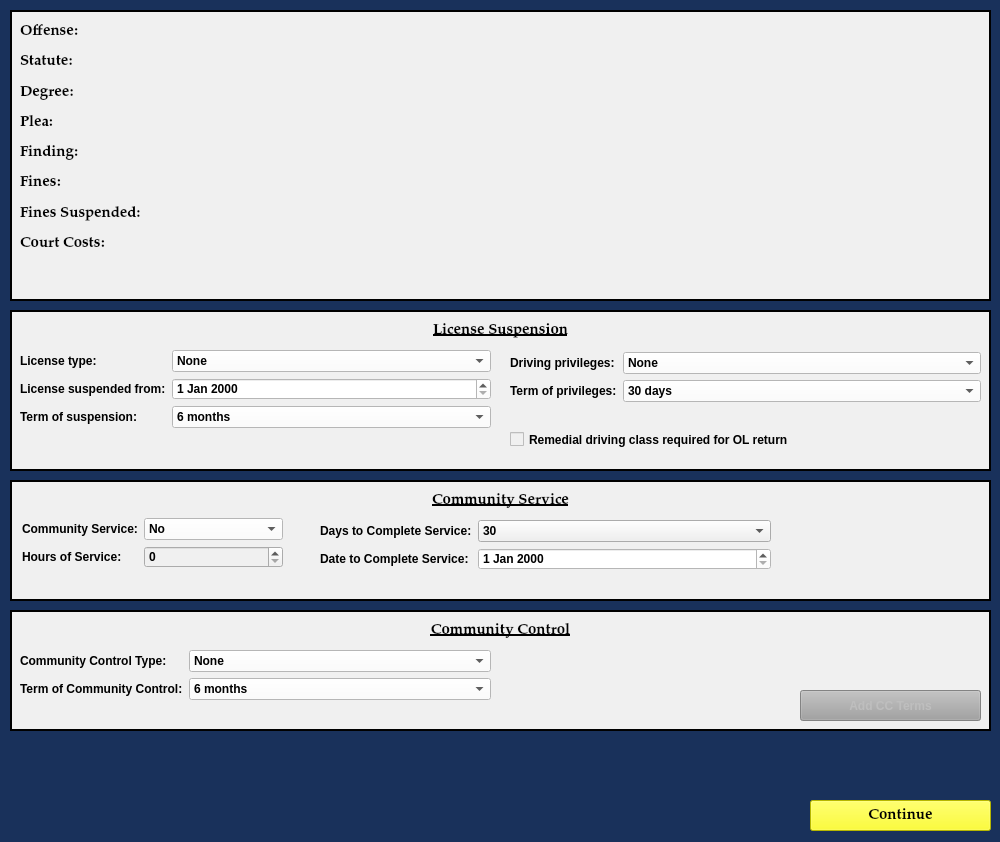
Before: the Qt Designer form resources/ui/AddConditionsDialog.ui in HunterProgram22/MuniEntry, drawn with Qt 5.
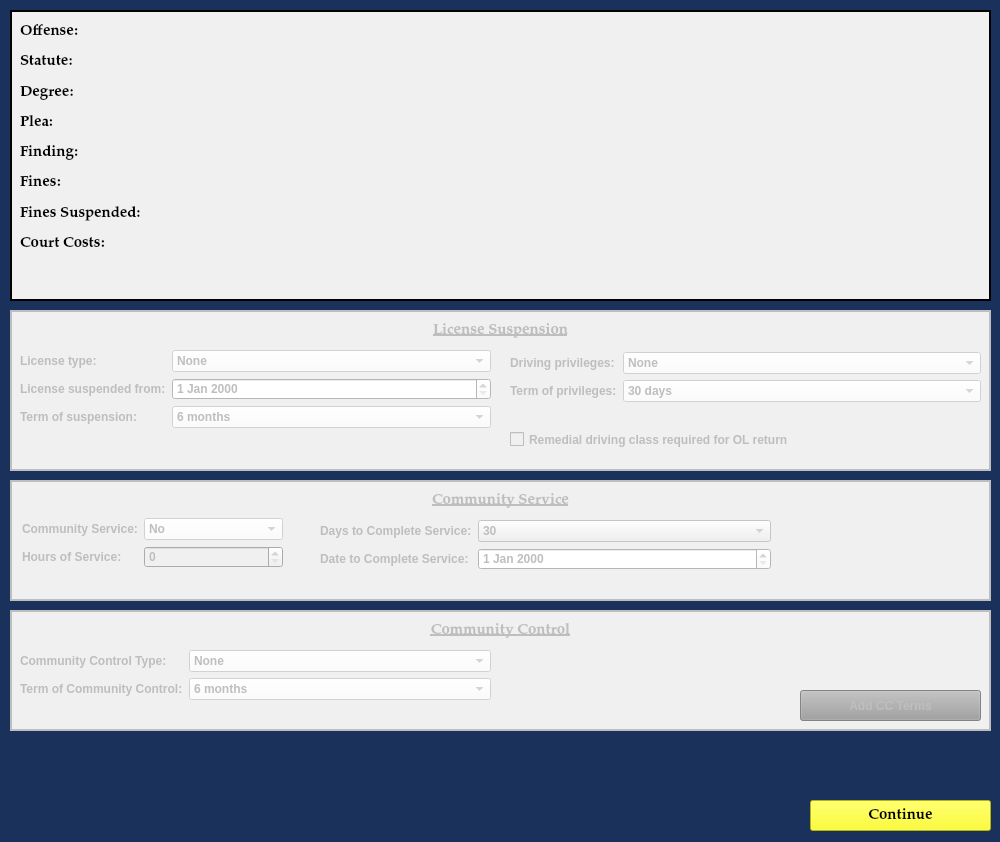
After: the same form once the commit is applied.

Commit message: Enabled checkboxes for add conditions.

```diff
--- a/resources/ui/AddConditionsDialog.ui
+++ b/resources/ui/AddConditionsDialog.ui
@@ -345,7 +345,10 @@
     <bool>false</bool>
    </property>
   </widget>
-  <widget class="QFrame" name="frame_4">
+  <widget class="QFrame" name="license_suspension_frame">
+   <property name="enabled">
+    <bool>false</bool>
+   </property>
    <property name="geometry">
     <rect>
      <x>10</x>
@@ -570,7 +573,10 @@
     </layout>
    </widget>
   </widget>
-  <widget class="QFrame" name="frame_5">
+  <widget class="QFrame" name="community_service_frame">
+   <property name="enabled">
+    <bool>false</bool>
+   </property>
    <property name="geometry">
     <rect>
      <x>10</x>
@@ -731,7 +737,10 @@
     </layout>
    </widget>
   </widget>
-  <widget class="QFrame" name="frame_6">
+  <widget class="QFrame" name="community_control_frame">
+   <property name="enabled">
+    <bool>false</bool>
+   </property>
    <property name="geometry">
     <rect>
      <x>10</x>
```
The commit also changes 7 other files.
